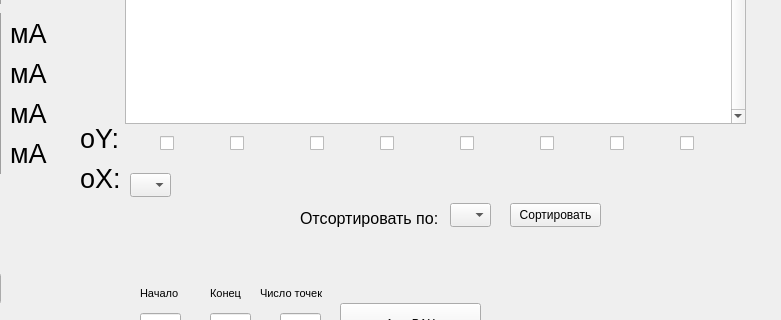
Old version of the form interface.ui in the repository KejLater/lab_stand; both pictures show x 230 to 1011 and y 287 to 607 of the 1099 by 718 pixel window.
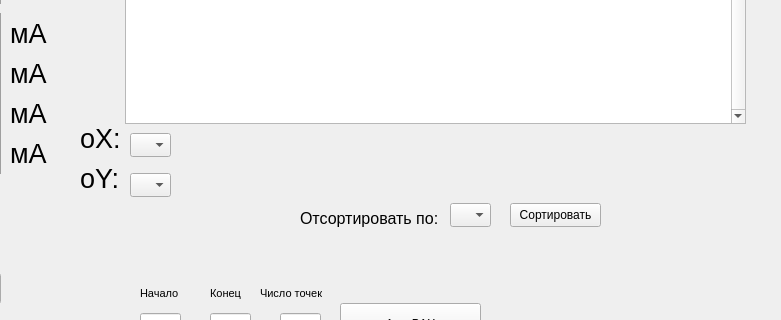
New version of the form.

Commit message: Comments improved, graph function redone

Patch:
```diff
--- a/interface.ui
+++ b/interface.ui
@@ -1031,110 +1031,6 @@
      </property>
     </column>
    </widget>
-   <widget class="QCheckBox" name="V1_y">
-    <property name="geometry">
-     <rect>
-      <x>390</x>
-      <y>420</y>
-      <width>21</width>
-      <height>21</height>
-     </rect>
-    </property>
-    <property name="text">
-     <string/>
-    </property>
-   </widget>
-   <widget class="QCheckBox" name="V2_y">
-    <property name="geometry">
-     <rect>
-      <x>460</x>
-      <y>420</y>
-      <width>21</width>
-      <height>21</height>
-     </rect>
-    </property>
-    <property name="text">
-     <string/>
-    </property>
-   </widget>
-   <widget class="QCheckBox" name="V3_y">
-    <property name="geometry">
-     <rect>
-      <x>540</x>
-      <y>420</y>
-      <width>21</width>
-      <height>21</height>
-     </rect>
-    </property>
-    <property name="text">
-     <string/>
-    </property>
-   </widget>
-   <widget class="QCheckBox" name="V4_y">
-    <property name="geometry">
-     <rect>
-      <x>610</x>
-      <y>420</y>
-      <width>21</width>
-      <height>21</height>
-     </rect>
-    </property>
-    <property name="text">
-     <string/>
-    </property>
-   </widget>
-   <widget class="QCheckBox" name="A1_y">
-    <property name="geometry">
-     <rect>
-      <x>690</x>
-      <y>420</y>
-      <width>21</width>
-      <height>21</height>
-     </rect>
-    </property>
-    <property name="text">
-     <string/>
-    </property>
-   </widget>
-   <widget class="QCheckBox" name="A2_y">
-    <property name="geometry">
-     <rect>
-      <x>770</x>
-      <y>420</y>
-      <width>21</width>
-      <height>21</height>
-     </rect>
-    </property>
-    <property name="text">
-     <string/>
-    </property>
-   </widget>
-   <widget class="QCheckBox" name="A3_y">
-    <property name="geometry">
-     <rect>
-      <x>840</x>
-      <y>420</y>
-      <width>21</width>
-      <height>21</height>
-     </rect>
-    </property>
-    <property name="text">
-     <string/>
-    </property>
-   </widget>
-   <widget class="QCheckBox" name="A4_y">
-    <property name="geometry">
-     <rect>
-      <x>910</x>
-      <y>420</y>
-      <width>21</width>
-      <height>21</height>
-     </rect>
-    </property>
-    <property name="text">
-     <string/>
-    </property>
-   </widget>
    <widget class="QLineEdit" name="inputVoltage">
     <property name="geometry">
      <rect>
@@ -1258,7 +1154,7 @@
      </rect>
     </property>
     <property name="text">
-     <string>&lt;html&gt;&lt;head/&gt;&lt;body&gt;&lt;p&gt;&lt;span style=&quot; font-size:20pt;&quot;&gt;oX:&lt;/span&gt;&lt;/p&gt;&lt;/body&gt;&lt;/html&gt;</string>
+     <string>&lt;html&gt;&lt;head/&gt;&lt;body&gt;&lt;p&gt;&lt;span style=&quot; font-size:20pt;&quot;&gt;oY:&lt;/span&gt;&lt;/p&gt;&lt;/body&gt;&lt;/html&gt;</string>
     </property>
    </widget>
    <widget class="QLabel" name="V1_label_4">
@@ -1274,7 +1170,7 @@
      </rect>
     </property>
     <property name="text">
-     <string>&lt;html&gt;&lt;head/&gt;&lt;body&gt;&lt;p&gt;&lt;span style=&quot; font-size:20pt;&quot;&gt;oY:&lt;/span&gt;&lt;/p&gt;&lt;/body&gt;&lt;/html&gt;</string>
+     <string>&lt;html&gt;&lt;head/&gt;&lt;body&gt;&lt;p&gt;&lt;span style=&quot; font-size:20pt;&quot;&gt;oX:&lt;/span&gt;&lt;/p&gt;&lt;/body&gt;&lt;/html&gt;</string>
     </property>
    </widget>
    <widget class="QLineEdit" name="auto_begin">
@@ -1422,6 +1318,22 @@
      <string>Сортировать</string>
     </property>
    </widget>
+   <widget class="QComboBox" name="choose_X">
+    <property name="geometry">
+     <rect>
+      <x>360</x>
+      <y>420</y>
+      <width>41</width>
+      <height>24</height>
+     </rect>
+    </property>
+    <property name="font">
+     <font>
+      <pointsize>11</pointsize>
+      <strikeout>false</strikeout>
+     </font>
+    </property>
+   </widget>
   </widget>
   <widget class="QMenuBar" name="menubar">
    <property name="geometry">
```
Left out of the diff: 2 changed lines with no effect on the pictures. The commit also changes 1 other file.
